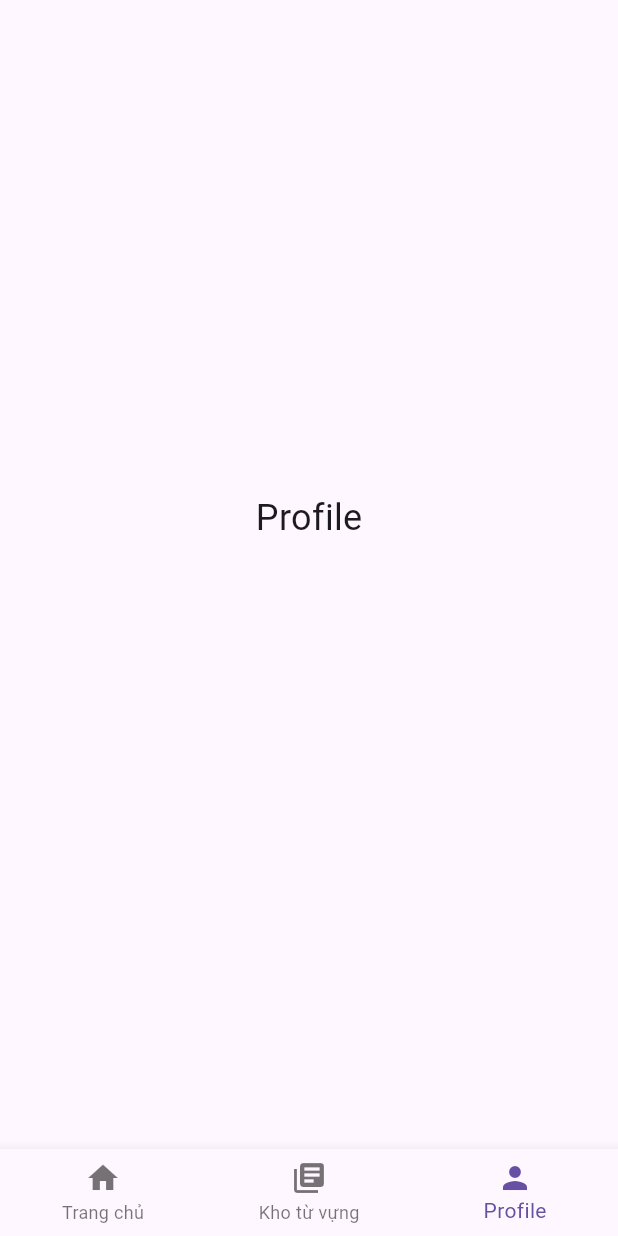
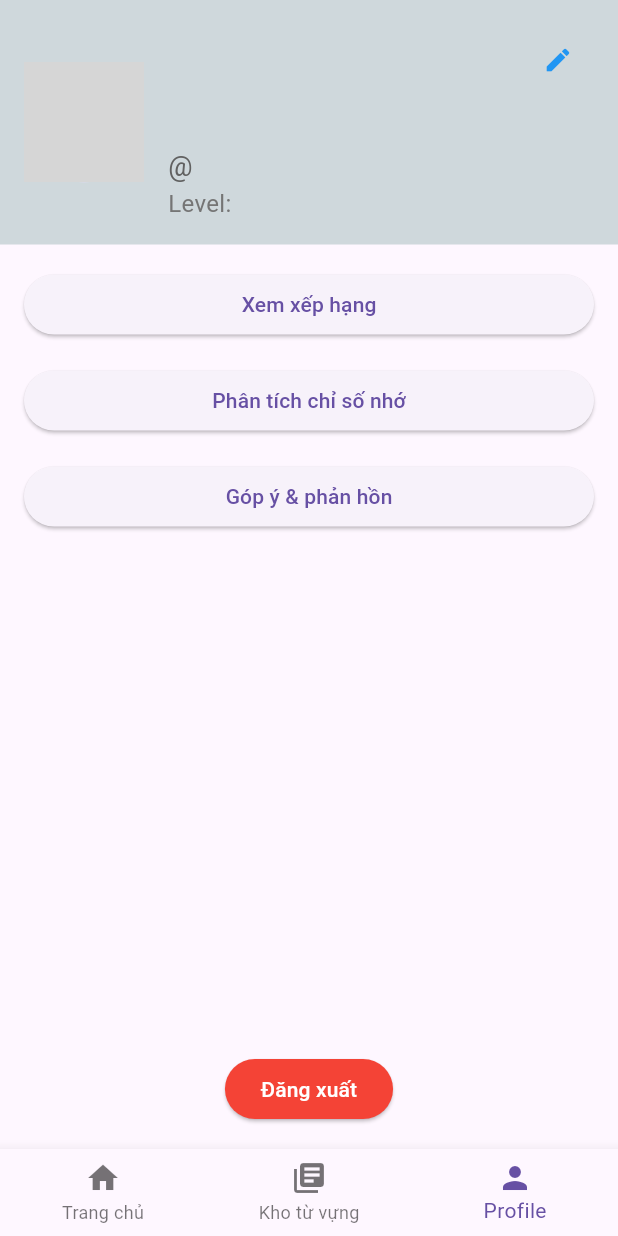
Before and after one commit to Khoa15/exci-fe-flutter, a Flutter app: the ProfileScreen screen opened by its route, on a phone screen of 412 x 824 dp. Run offline on Flutter 3.47's test engine with Material 3 defaults, Android fonts, the phone set to English and light mode, and no system bars; our stand-ins replace shared_preferences; accounts and stored records are empty; network calls fail; grey boxes are pictures that could not be loaded.

Commit message:
ui profile

```diff
--- a/lib/screens/profile_screen.dart
+++ b/lib/screens/profile_screen.dart
@@ -60,31 +60,107 @@ class _ProfileScreenState extends State<ProfileScreen> {
     return Scaffold(
       body: _user == null ?
       Center(child: Text("Không tìm thấy thông tin người dùng"),)
-      : Center(
-        child: Column(
-          mainAxisAlignment: MainAxisAlignment.center,
+      :
+      Column(
           children: [
-            Text(
-              'Profile',
-              style: TextStyle(fontSize: 24),
+            Container(
+              padding: EdgeInsets.all(16.0),
+              color: Colors.blueGrey[100],
+              child: Row(
+                children: [
+                  CircleAvatar(
+                    radius: 40,
+                    backgroundImage: NetworkImage(_user!.profilePictureUrl),
+                  ),
+                  SizedBox(width: 16.0),
+                  Expanded(
+                    child: Column(
+                      crossAxisAlignment: CrossAxisAlignment.start,
+                      children: [
+                        Row(
+                        children: [
+                          Expanded(
+                            child: Text(
+                              _user!.name,
+                              style: TextStyle(fontSize: 24, fontWeight: FontWeight.bold),
+                            ),
+                          ),
+                          IconButton(
+                            onPressed: () {
+                              // Xử lý khi nhấn vào nút tròn
+                              ScaffoldMessenger.of(context).showSnackBar(
+                                SnackBar(content: Text('Nút tròn nhấn')),
+                              );
+                            },
+                            icon: Icon(Icons.edit, color: Colors.blue),
+                            iconSize: 20.0,
+                          ),
+                        ],
+                      ),
+                        Text(
+                          _user!.name,
+                          style: TextStyle(fontSize: 24, fontWeight: FontWeight.bold),
+                        ),
+                        Text(
+                          '@${_user!.email}',
+                          style: TextStyle(fontSize: 18, color: Colors.grey[700]),
+                        ),
+                        Text(
+                          'Level: ${_user!.id}',
+                          style: TextStyle(fontSize: 16, color: Colors.grey[600]),
+                        ),
+                      ],
+                    ),
+                  ),
+                ],
+              ),
             ),
-            if (_user!.profilePictureUrl.isNotEmpty)
-              CircleAvatar(
-                backgroundImage: NetworkImage('https://letsenhance.io/static/73136da51c245e80edc6ccfe44888a99/1015f/MainBefore.jpg'),//_user!.profilePictureUrl),
-                radius: 50,
+            Expanded(
+              child: ListView(
+                padding: EdgeInsets.all(16.0),
+                children: [
+                  ElevatedButton(
+                    onPressed: () {
+                      // Xử lý khi nhấn vào nút 1
+                    },
+                    child: Text('Xem xếp hạng'),
+                  ),
+                  SizedBox(height: 16.0),
+                  ElevatedButton(
+                    onPressed: () {
+                      // Xử lý khi nhấn vào nút 2
+                    },
+                    child: Text('Phân tích chỉ số nhớ'),
+                  ),
+                  SizedBox(height: 16.0),
+                  ElevatedButton(
+                    onPressed: () {
+                      // Xử lý khi nhấn vào nút 3
+                    },
+                    child: Text('Góp ý & phản hồn'),
+                  ),
+                  // Thêm các nút khác nếu cần
+                ],
               ),
-            SizedBox(height: 16),
-            Text(
-              _user!.name,
-              style: TextStyle(fontSize: 24),
             ),
-            Text(
-              _user!.email,
-              style: TextStyle(fontSize: 18, color: Colors.grey),
+            // Nút Đăng xuất
+            Padding(
+              padding: const EdgeInsets.all(16.0),
+              child: ElevatedButton(
+                onPressed: () {
+                  // Xử lý khi nhấn vào nút Đăng xuất
+                  // Ví dụ: Điều hướng về màn hình đăng nhập hoặc thực hiện logout
+                  Navigator.pushReplacementNamed(context, '/login');
+                },
+                style: ElevatedButton.styleFrom(
+                  backgroundColor: Colors.red, // Màu nền của nút Đăng xuất
+                  foregroundColor: Colors.white, // Màu chữ của nút Đăng xuất
+                ),
+                child: Text('Đăng xuất'),
+              ),
             ),
           ],
         ),
-      ),
       bottomNavigationBar: CustomBottomNavigationBar(
         selectedIndex: _selectedIndex,
         onItemTapped: _onItemTapped,
--- a/lib/services/auth_service.dart
+++ b/lib/services/auth_service.dart
@@ -31,7 +31,7 @@ class AuthService with ChangeNotifier{
   Future<void> login(String username, String password) async{
     // Xử lý đăng nhập
     // If thành công
-    UserModel userModel = new UserModel(id: "123", name: "Khoa", password: '', email: "hp09.com@gmail.com");
+    UserModel userModel = new UserModel(id: "123", name: "Khoa", password: '', email: "hp09.com@gmail.com", profilePictureUrl: 'https://letsenhance.io/static/73136da51c245e80edc6ccfe44888a99/1015f/MainBefore.jpg');
     String userJson = jsonEncode(userModel.toJson());
     SharedPreferences prefs = await SharedPreferences.getInstance();
     await prefs.setBool('isLoggedIn', true);
```
